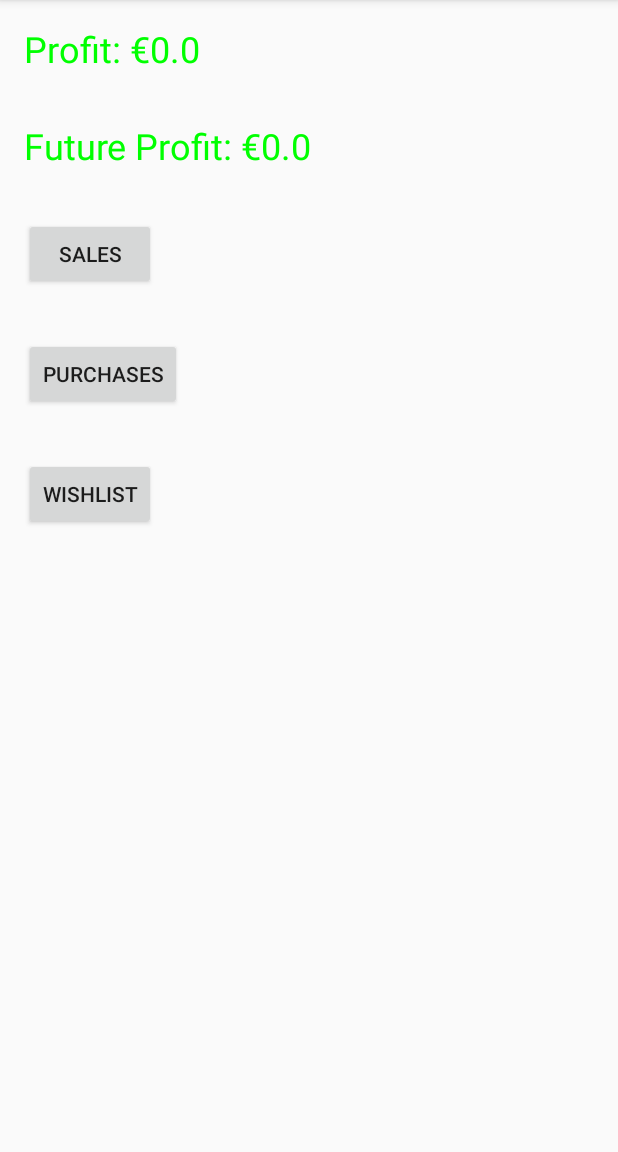
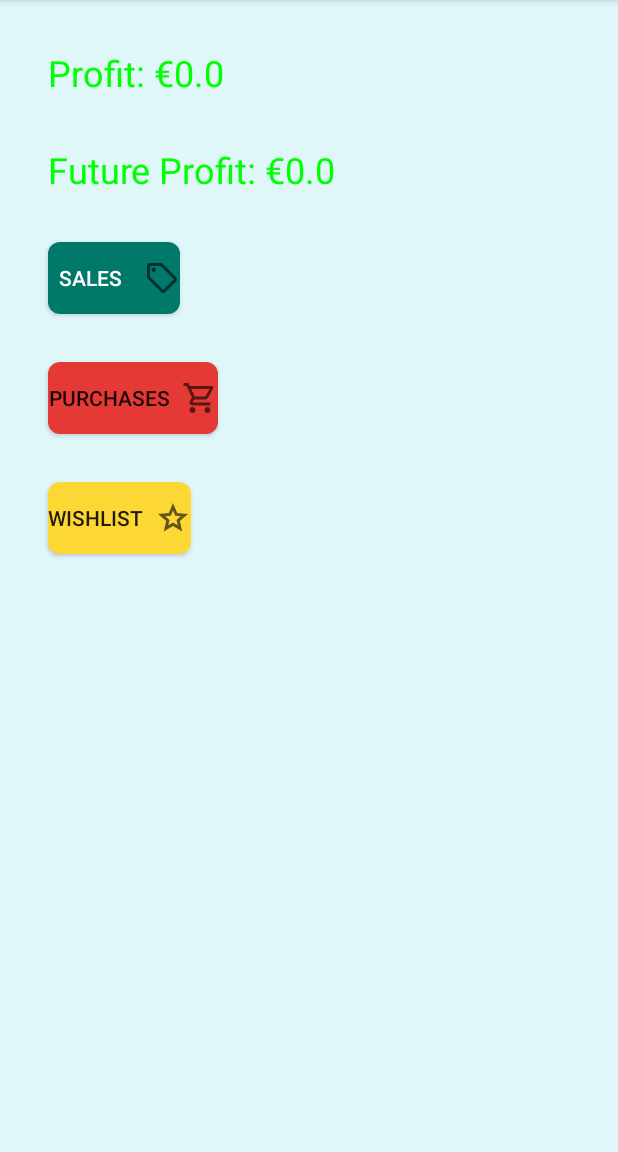
Before and after one commit to AndreaUtzeri/SwapProfit, an Android app built with Jetpack Compose: the screen it shows after launch (HomeActivity), on a phone screen of 412 x 824 dp, the part 84-1236 px from its top. Run offline under Robolectric (Android 15) with nearby library versions, the phone set to English and light mode, and no system bars; our stand-ins replace Room's generated code.

Commit message:
Ulteriori migliorie estetiche dei colori

```diff
--- /dev/null
+++ b/app/src/main/res/drawable/button_background.xml
@@ -0,0 +1,15 @@
+<?xml version="1.0" encoding="utf-8"?>
+<selector xmlns:android="http://schemas.android.com/apk/res/android">
+    <item android:state_pressed="true">
+        <shape android:shape="rectangle">
+            <solid android:color="#4CAF50"/>
+            <corners android:radius="8dp"/>
+        </shape>
+    </item>
+    <item>
+        <shape android:shape="rectangle">
+            <solid android:color="#00796B"/>
+            <corners android:radius="8dp"/>
+        </shape>
+    </item>
+</selector>
--- /dev/null
+++ b/app/src/main/res/drawable/button_background_purchases.xml
@@ -0,0 +1,15 @@
+<?xml version="1.0" encoding="utf-8"?>
+<selector xmlns:android="http://schemas.android.com/apk/res/android">
+    <item android:state_pressed="true">
+        <shape android:shape="rectangle">
+            <solid android:color="#C62828"/>
+            <corners android:radius="8dp"/>
+        </shape>
+    </item>
+    <item>
+        <shape android:shape="rectangle">
+            <solid android:color="#E53935"/>
+            <corners android:radius="8dp"/>
+        </shape>
+    </item>
+</selector>
--- /dev/null
+++ b/app/src/main/res/drawable/button_background_wishlist.xml
@@ -0,0 +1,15 @@
+<?xml version="1.0" encoding="utf-8"?>
+<selector xmlns:android="http://schemas.android.com/apk/res/android">
+    <item android:state_pressed="true">
+        <shape android:shape="rectangle">
+            <solid android:color="#FBC02D"/>
+            <corners android:radius="8dp"/>
+        </shape>
+    </item>
+    <item>
+        <shape android:shape="rectangle">
+            <solid android:color="#FDD835"/>
+            <corners android:radius="8dp"/>
+        </shape>
+    </item>
+</selector>
--- /dev/null
+++ b/app/src/main/res/drawable/ic_purchase.xml
@@ -0,0 +1,10 @@
+<vector xmlns:android="http://schemas.android.com/apk/res/android"
+    android:width="24dp"
+    android:height="24dp"
+    android:viewportWidth="960"
+    android:viewportHeight="960"
+    android:tint="?attr/colorControlNormal">
+  <path
+      android:fillColor="@android:color/white"
+      android:pathData="M280,880Q247,880 223.5,856.5Q200,833 200,800Q200,767 223.5,743.5Q247,720 280,720Q313,720 336.5,743.5Q360,767 360,800Q360,833 336.5,856.5Q313,880 280,880ZM680,880Q647,880 623.5,856.5Q600,833 600,800Q600,767 623.5,743.5Q647,720 680,720Q713,720 736.5,743.5Q760,767 760,800Q760,833 736.5,856.5Q713,880 680,880ZM246,240L342,440L622,440Q622,440 622,440Q622,440 622,440L732,240Q732,240 732,240Q732,240 732,240L246,240ZM208,160L798,160Q821,160 833,180.5Q845,201 834,222L692,478Q681,498 662.5,509Q644,520 622,520L324,520L280,600Q280,600 280,600Q280,600 280,600L760,600L760,680L280,680Q235,680 212,640.5Q189,601 210,562L264,464L120,160L40,160L40,80L170,80L208,160ZM342,440L342,440L622,440Q622,440 622,440Q622,440 622,440L622,440L342,440Z"/>
+</vector>
--- /dev/null
+++ b/app/src/main/res/drawable/ic_sale.xml
@@ -0,0 +1,10 @@
+<vector xmlns:android="http://schemas.android.com/apk/res/android"
+    android:width="24dp"
+    android:height="24dp"
+    android:viewportWidth="960"
+    android:viewportHeight="960"
+    android:tint="?attr/colorControlNormal">
+  <path
+      android:fillColor="@android:color/white"
+      android:pathData="M856,570L570,856Q558,868 543,874Q528,880 513,880Q498,880 483,874Q468,868 456,856L103,503Q92,492 86,477.5Q80,463 80,447L80,160Q80,127 103.5,103.5Q127,80 160,80L447,80Q463,80 478,86.5Q493,93 504,104L856,457Q868,469 873.5,484Q879,499 879,514Q879,529 873.5,543.5Q868,558 856,570ZM513,800L799,514Q799,514 799,514Q799,514 799,514L446,160L160,160Q160,160 160,160Q160,160 160,160L160,446Q160,446 160,446Q160,446 160,446L513,800Q513,800 513,800Q513,800 513,800ZM260,320Q285,320 302.5,302.5Q320,285 320,260Q320,235 302.5,217.5Q285,200 260,200Q235,200 217.5,217.5Q200,235 200,260Q200,285 217.5,302.5Q235,320 260,320ZM480,480Q480,480 480,480Q480,480 480,480L480,480Q480,480 480,480Q480,480 480,480L480,480Q480,480 480,480Q480,480 480,480L480,480L480,480Q480,480 480,480Q480,480 480,480Z"/>
+</vector>
--- /dev/null
+++ b/app/src/main/res/drawable/ic_wishlist.xml
@@ -0,0 +1,10 @@
+<vector xmlns:android="http://schemas.android.com/apk/res/android"
+    android:width="24dp"
+    android:height="24dp"
+    android:viewportWidth="960"
+    android:viewportHeight="960"
+    android:tint="?attr/colorControlNormal">
+  <path
+      android:fillColor="@android:color/white"
+      android:pathData="M354,673L480,597L606,674L573,530L684,434L538,421L480,285L422,420L276,433L387,530L354,673ZM233,840L298,559L80,370L368,345L480,80L592,345L880,370L662,559L727,840L480,691L233,840ZM480,490L480,490L480,490L480,490L480,490L480,490L480,490L480,490L480,490L480,490Z"/>
+</vector>
--- a/app/src/main/res/layout/activity_home.xml
+++ b/app/src/main/res/layout/activity_home.xml
@@ -2,7 +2,10 @@
 <RelativeLayout xmlns:android="http://schemas.android.com/apk/res/android"
     xmlns:tools="http://schemas.android.com/tools"
     android:layout_width="match_parent"
-    android:layout_height="match_parent">
+    android:layout_height="match_parent"
+    android:background="#E0F7FA"
+    android:padding="16dp"
+    tools:ignore="ExtraText">
 
 
 
@@ -31,22 +34,34 @@
         android:layout_width="wrap_content"
         android:layout_height="wrap_content"
         android:text="Sales"
+        android:textColor="#FFFFFF"
+        android:background="@drawable/button_background"
+        android:drawableEnd="@drawable/ic_sale"
+        android:drawablePadding="8dp"
         android:layout_margin="16dp"
         android:layout_below="@id/tvCounter2"/>
+
 
     <Button
         android:id="@+id/btnPurchases"
         android:layout_width="wrap_content"
         android:layout_height="wrap_content"
         android:text="Purchases"
+        android:background="@drawable/button_background_purchases"
         android:layout_margin="16dp"
-        android:layout_below="@id/btnSales"/>
+        android:layout_below="@id/btnSales"
+        android:drawableEnd="@drawable/ic_purchase"
+        android:drawablePadding="8dp"/>
+
 
     <Button
         android:id="@+id/btnWishlist"
         android:layout_width="wrap_content"
         android:layout_height="wrap_content"
         android:text="Wishlist"
+        android:background="@drawable/button_background_wishlist"
+        android:drawableEnd="@drawable/ic_wishlist"
+        android:drawablePadding="8dp"
         android:layout_margin="16dp"
         android:layout_below="@id/btnPurchases"/>
 </RelativeLayout>
```
